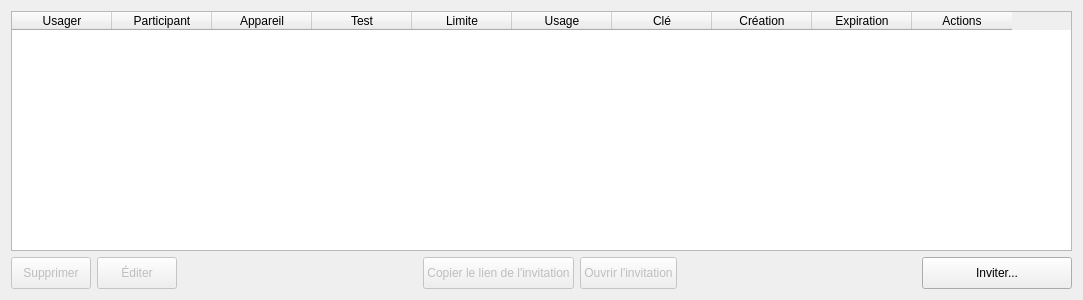
Before: the Qt Designer form client/src/widgets/TestInvitationsWidget.ui in introlab/openteraplus, drawn with Qt 5.
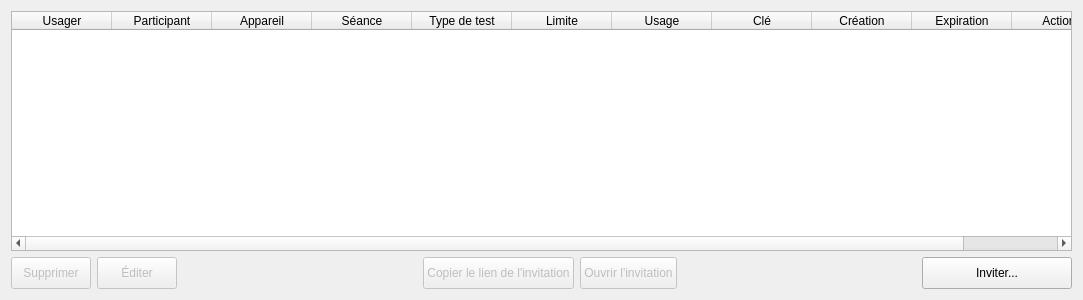
After: the same form once the commit is applied. Icons and pictures are not drawn.

Commit message: Refs #99. Added test invitations in sessions

What changed in the file:
```diff
--- a/client/src/widgets/TestInvitationsWidget.ui
+++ b/client/src/widgets/TestInvitationsWidget.ui
@@ -54,7 +54,12 @@
      </column>
      <column>
       <property name="text">
-       <string>Test</string>
+       <string>Séance</string>
+      </property>
+     </column>
+     <column>
+      <property name="text">
+       <string>Type de test</string>
       </property>
      </column>
      <column>
```
The commit also changes 13 other files.
